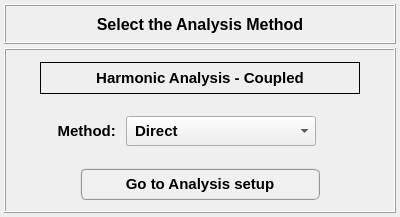
The window that data/user_input/ui/analysis_/coupled_/coupled_harmonic_analysis_inputs.ui (open-pulse/OpenPulse) describes before a commit, drawn with Qt 5.
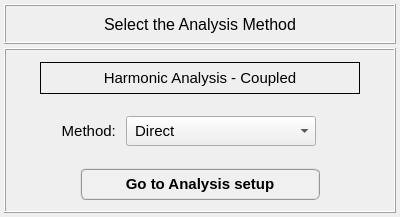
The same window after the commit. Icons and pictures are not drawn.

```diff
--- a/data/user_input/ui/analysis_/coupled_/coupled_harmonic_analysis_inputs.ui
+++ b/data/user_input/ui/analysis_/coupled_/coupled_harmonic_analysis_inputs.ui
@@ -113,9 +113,9 @@
          <font>
           <family>MS Shell Dlg 2</family>
           <pointsize>12</pointsize>
-          <weight>75</weight>
+          <weight>50</weight>
           <italic>false</italic>
-          <bold>true</bold>
+          <bold>false</bold>
          </font>
         </property>
         <property name="text">
@@ -212,9 +212,9 @@
             <font>
              <family>MS Shell Dlg 2</family>
              <pointsize>11</pointsize>
-             <weight>75</weight>
+             <weight>50</weight>
              <italic>false</italic>
-             <bold>true</bold>
+             <bold>false</bold>
             </font>
            </property>
            <property name="frameShape">
@@ -288,8 +288,8 @@
             <font>
              <family>MS Shell Dlg 2</family>
              <pointsize>11</pointsize>
-             <weight>75</weight>
-             <bold>true</bold>
+             <weight>50</weight>
+             <bold>false</bold>
             </font>
            </property>
            <property name="text">
@@ -318,9 +318,9 @@
             <font>
              <family>MS Shell Dlg 2</family>
              <pointsize>11</pointsize>
-             <weight>75</weight>
+             <weight>50</weight>
              <italic>false</italic>
-             <bold>true</bold>
+             <bold>false</bold>
             </font>
            </property>
            <property name="toolTip">
```
